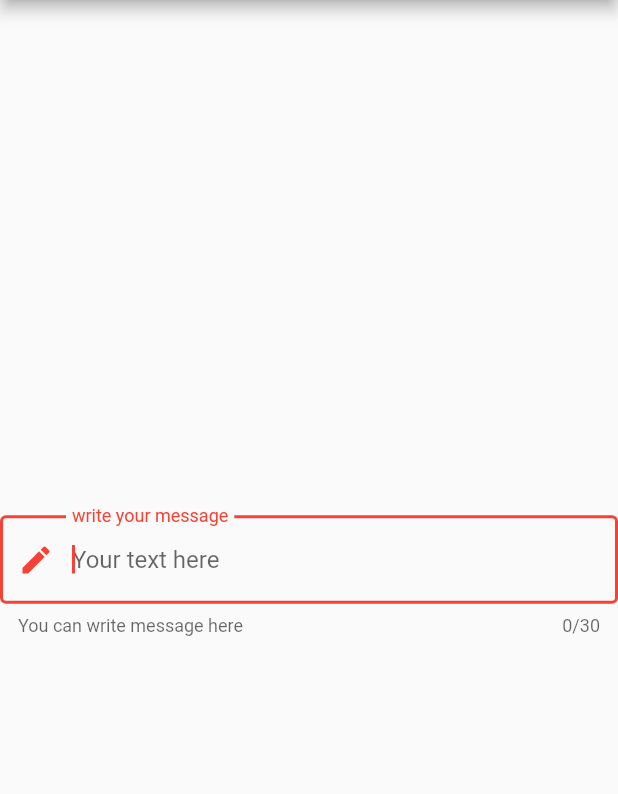
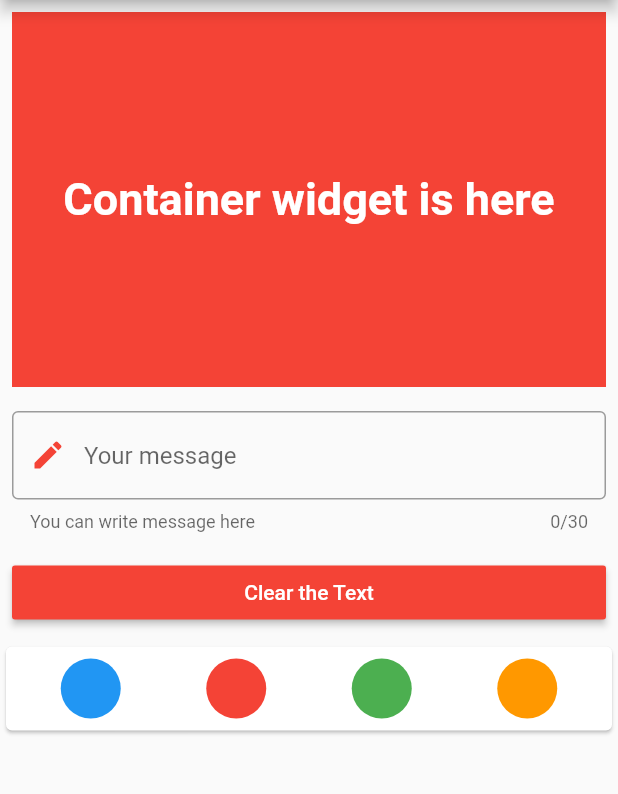
Before and after one commit to sanamudash55/flutter, a Flutter app: the screen it shows after launch, on a phone screen of 412 x 824 dp, the part 84-878 px from its top. Run offline on Flutter 3.47's test engine with Material 2 defaults, Android fonts, the phone set to English and light mode, and no system bars; our stand-ins replace font_awesome_flutter; Roboto replaces fonts that are missing (cursive).

Commit message:
gift card complete

```diff
--- a/Day 11 advance app/messagecard/lib/main.dart
+++ b/Day 11 advance app/messagecard/lib/main.dart
@@ -9,34 +9,136 @@ class MyApp extends StatelessWidget {
   @override
   Widget build(BuildContext context) {
     return MaterialApp(
-      debugShowCheckedModeBanner: false,
-      title: 'Message Card App',
-      theme: ThemeData(primarySwatch: Colors.red),
-      home: Scaffold(
+        debugShowCheckedModeBanner: false,
+        title: 'Message Card App',
+        theme: ThemeData(primarySwatch: Colors.red),
+        home: HomePage());
+  }
+}
+
+class HomePage extends StatefulWidget {
+  @override
+  _HomePageState createState() => _HomePageState();
+}
+
+class _HomePageState extends State<HomePage> {
+  String message = "Container widget is here";
+  Color themecolor = Colors.red;
+  TextEditingController controller = TextEditingController();
+  @override
+  Widget build(BuildContext context) {
+    return Scaffold(
         appBar: AppBar(
-
+          backgroundColor: themecolor,
           title: Text("Message Card App"),
-
-          ),
-          body: Center(
-
-            child: TextField(
-              maxLength: 30,
-              keyboardType: TextInputType.text,
-              obscureText: true,
-              autofocus: true,
-              decoration: InputDecoration(
-                prefixIcon: Icon(Icons.edit),
-                labelText: "write your message",
-                hintText: "Your text here",
-                helperText: "You can write message here",
-                border: OutlineInputBorder()
+        ),
+        body: ListView(
+          children: [
+            Padding(
+              padding: const EdgeInsets.all(8.0),
+              child: Container(
+                child: Center(
+                    child: Text(
+                  message,
+                  style: TextStyle(
+                      color: Colors.white,
+                      fontSize: 30.0,
+                      fontWeight: FontWeight.bold,
+                      fontFamily: "cursive"),
+                )),
+                width: 400.0,
+                height: 250.0,
+                color: themecolor,
               ),
             ),
-
+            Padding(
+              padding: const EdgeInsets.all(8.0),
+              child: TextField(
+                controller: controller,
+                maxLength: 30,
+                onChanged: (String newValue) {
+                  setState(() {
+                    message = newValue;
+                  });
+                },
+                decoration: InputDecoration(
+                    border: OutlineInputBorder(),
+                    focusedBorder: OutlineInputBorder(
+                        borderSide: BorderSide(color: themecolor, width: 2.0)),
+                    hintText: "Your message",
+                    helperText: "You can write message here",
+                    prefixIcon: Icon(
+                      Icons.edit,
+                      color: themecolor,
+                    )),
+              ),
             ),
-
-      ),
-    );
+            Padding(
+              padding: const EdgeInsets.all(8.0),
+              child: RaisedButton(
+                color: themecolor,
+                onPressed: () {
+                  setState(() {
+                    controller.clear();
+                  });
+                },
+                child: Text(
+                  "Clear the Text",
+                  style: TextStyle(color: Colors.white),
+                ),
+              ),
+            ),
+            Card(
+              child: Padding(
+                padding: const EdgeInsets.all(8.0),
+                child: Row(
+                  mainAxisAlignment: MainAxisAlignment.spaceAround,
+                  children: [
+                    InkWell(
+                      onTap: () {
+                        setState(() {
+                          themecolor = Colors.blue;
+                        });
+                      },
+                      child: CircleAvatar(
+                        backgroundColor: Colors.blue,
+                      ),
+                    ),
+                    InkWell(
+                      onTap: () {
+                        setState(() {
+                          themecolor = Colors.red;
+                        });
+                      },
+                      child: CircleAvatar(
+                        backgroundColor: Colors.red,
+                      ),
+                    ),
+                    InkWell(
+                      onTap: () {
+                        setState(() {
+                          themecolor = Colors.green;
+                        });
+                      },
+                      child: CircleAvatar(
+                        backgroundColor: Colors.green,
+                      ),
+                    ),
+                    InkWell(
+                      onTap: () {
+                        setState(() {
+                          themecolor = Colors.orange;
+                        });
+                      },
+                      child: CircleAvatar(
+                        backgroundColor: Colors.orange,
+                      ),
+                    ),
+                  ],
+                ),
+              ),
+            )
+          ],
+        ));
   }
 }
```
